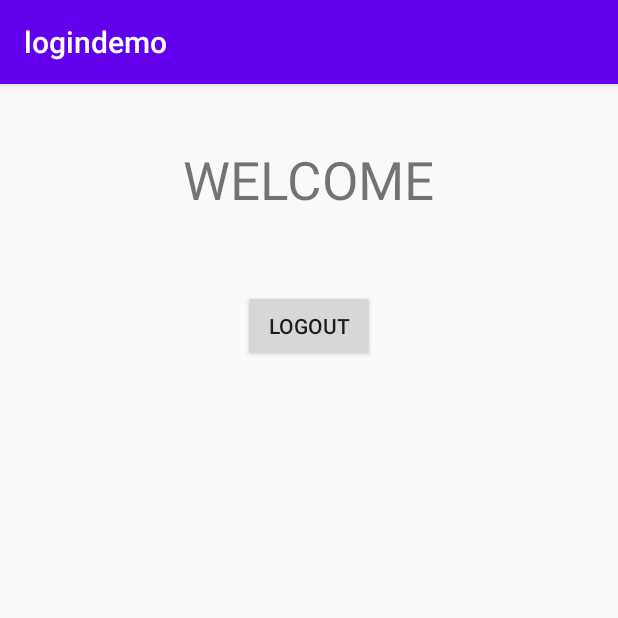
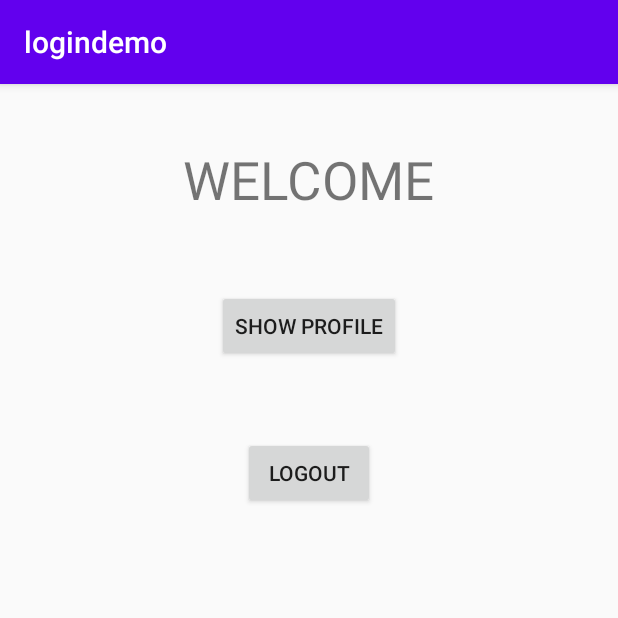
Before and after one commit to VishnuBhaarath/logindemo, an Android app: the screen it shows after launch once a user with an empty profile is signed in (SecondActivity), on a phone screen of 412 x 824 dp, the top half of it. Run offline under Robolectric (Android 15) with nearby library versions, the phone set to English and light mode, and no system bars; our stand-ins replace Firebase (no records; nobody signed in at launch, a user with empty details on screens opened directly).

```diff
--- a/app/src/main/AndroidManifest.xml
+++ b/app/src/main/AndroidManifest.xml
@@ -19,6 +19,7 @@
         <activity android:name=".SecondActivity" />
         <activity android:name=".Registeractivity" />
         <activity android:name=".passwordreset" />
+        <activity android:name=".displayprofile" />
     </application>
 
 </manifest>
--- a/app/src/main/java/com/example/logindemo/SecondActivity.java
+++ b/app/src/main/java/com/example/logindemo/SecondActivity.java
@@ -10,7 +10,7 @@ import androidx.appcompat.app.AppCompatActivity;
 import com.google.firebase.auth.FirebaseAuth;
 
 public class SecondActivity extends AppCompatActivity {
-    private Button logout;
+    private Button logout,profile;
     private FirebaseAuth firebaseAuth;
     @Override
     protected void onCreate(Bundle savedInstanceState) {
@@ -18,6 +18,13 @@ public class SecondActivity extends AppCompatActivity {
         setContentView(R.layout.secondactivity);
         firebaseAuth=FirebaseAuth.getInstance();
         logout=(Button)findViewById(R.id.logout);
+        profile=(Button)findViewById(R.id.btprofile);
+        profile.setOnClickListener(new View.OnClickListener() {
+            @Override
+            public void onClick(View v) {
+                startActivity(new Intent(SecondActivity.this,displayprofile.class));
+            }
+        });
         logout.setOnClickListener(new View.OnClickListener() {
             @Override
             public void onClick(View v) {
--- a/app/src/main/res/layout/secondactivity.xml
+++ b/app/src/main/res/layout/secondactivity.xml
@@ -18,6 +18,13 @@
         android:layout_height="wrap_content"
         android:layout_gravity="center_horizontal"
         android:layout_marginTop="50dp"
+        android:text="Show profile"
+        android:id="@+id/btprofile"></Button>
+    <Button
+        android:layout_width="wrap_content"
+        android:layout_height="wrap_content"
+        android:layout_gravity="center_horizontal"
+        android:layout_marginTop="50dp"
         android:text="logout"
         android:id="@+id/logout"></Button>
 </LinearLayout>
```
Also changed, not shown: app/src/main/java/com/example/logindemo/UserProfile.java (+19 -1 lines), app/src/main/java/com/example/logindemo/displayprofile.java (added, +48 -0 lines), app/src/main/res/layout/userprofile.xml (added, +28 -0 lines).
